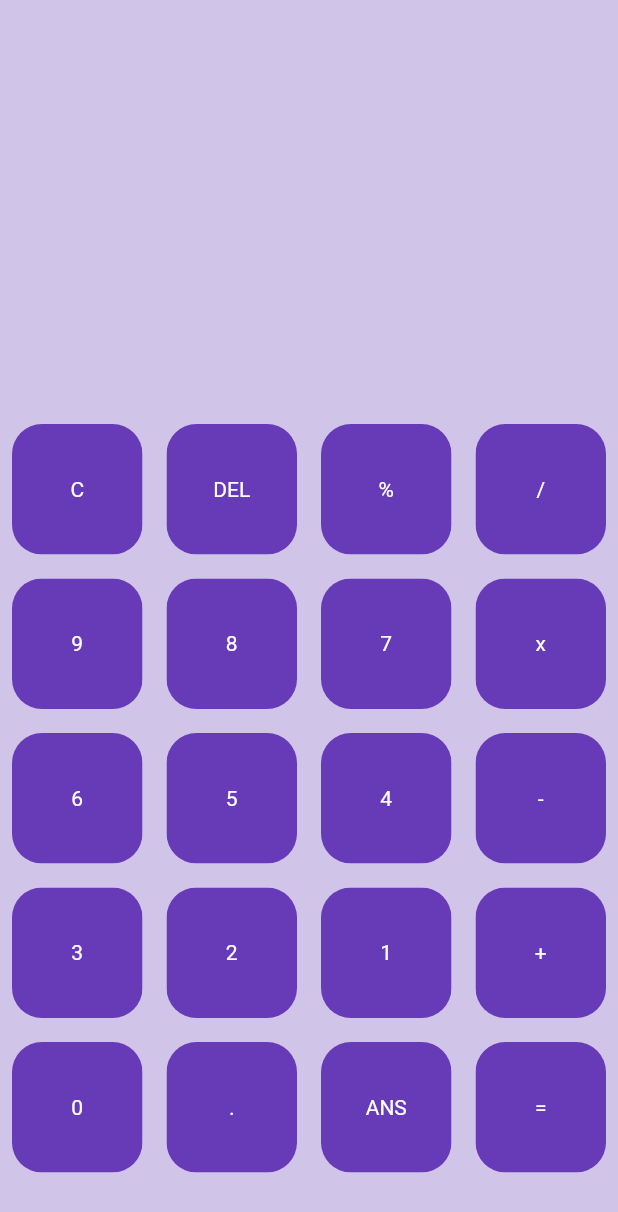
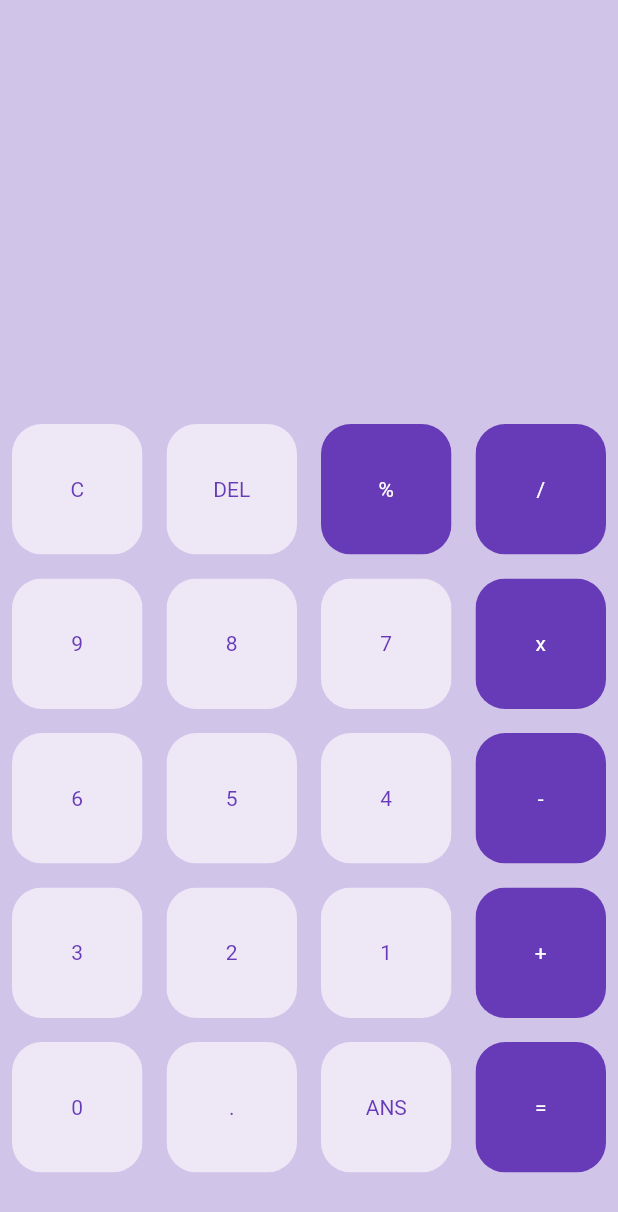
Before and after one commit to paxFortuna/Calculator-mathExpression, a Flutter app: the screen it shows after launch, on a phone screen of 412 x 824 dp. Shown: the top 1212 px of the screen. Run offline on Flutter 3.47's test engine with Material 2 defaults, Android fonts, the phone set to English and light mode, and no system bars.

Commit message:
first feat: button color ui with isOperator condition

```diff
--- a/lib/main.dart
+++ b/lib/main.dart
@@ -63,14 +63,18 @@
             flex: 2,
             child: Container(
               child: GridView.builder(
-                gridDelegate: SliverGridDelegateWithFixedCrossAxisCount(
+                gridDelegate: const SliverGridDelegateWithFixedCrossAxisCount(
                     crossAxisCount: 4),
                 itemCount: buttons.length,
                 itemBuilder: (context, index) {
                   return MyButton(
                     buttonText: buttons[index],
-                    color: Colors.deepPurple,
-                    textColor: Colors.white,
+                    color: isOperator(buttons[index])
+                        ? Colors.deepPurple
+                        : Colors.deepPurple[50],
+                    textColor:  isOperator(buttons[index])
+                        ? Colors.white
+                        : Colors.deepPurple,
                   );
                 },
               ),
@@ -80,4 +84,11 @@
       ),
     );
   }
+
+  bool isOperator(String x) {
+    if (x == '%' || x == '/' || x == 'x' || x == '-' || x == '+' || x == '=') {
+      return true;
+    }
+    return false;
+  }
 }
```
